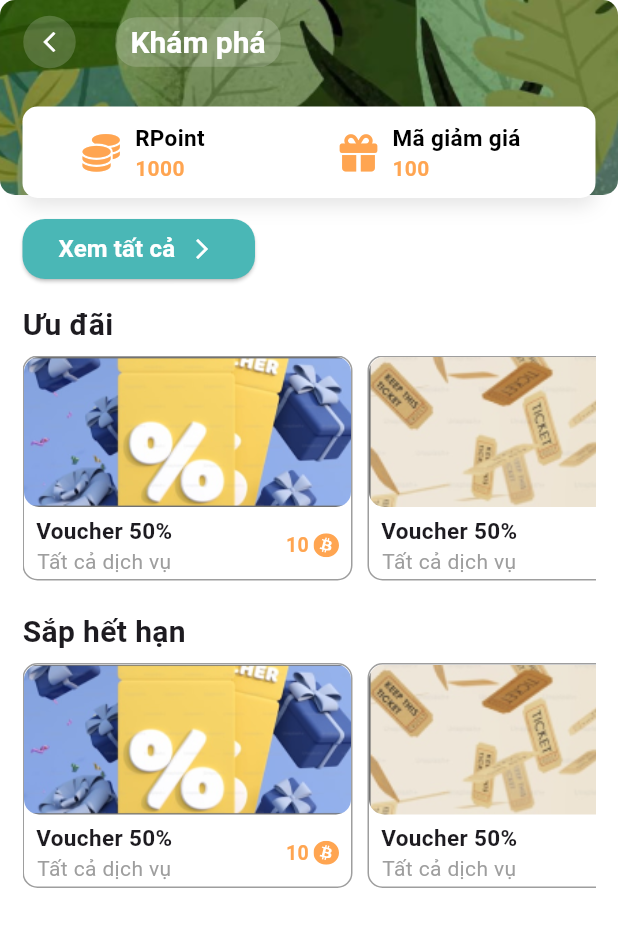
After one commit to KKuyen/SE121_GiupViecApp, a Flutter app: the HomePage screen opened directly, after a tap on "Khám phá", on a phone screen of 412 x 824 dp. The commit adds this screen. Shown: the top 927 px of the screen. Run offline on Flutter 3.47's test engine with Material 3 defaults, Android fonts, the phone set to English and light mode, and no system bars; our stand-ins replace carousel_slider, flutter_svg, font_awesome_flutter, pin_code_fields.

Commit message:
discovery page: done

```diff
--- a/FrontEnd/lib/common/widgets/appbar/app_bar.dart
+++ b/FrontEnd/lib/common/widgets/appbar/app_bar.dart
@@ -8,6 +8,7 @@ class BasicAppbar extends StatelessWidget implements PreferredSizeWidget {
   final bool isHideBackButton;
   final bool isHavePadding;
   final bool isCenter;
+  final bool otherBackButton;
 
   const BasicAppbar(
       {this.title,
@@ -16,6 +17,7 @@ class BasicAppbar extends StatelessWidget implements PreferredSizeWidget {
       this.color,
       this.isHavePadding = false,
       this.isCenter = false,
+      this.otherBackButton = false,
       super.key});
 
   @override
@@ -32,6 +34,25 @@ class BasicAppbar extends StatelessWidget implements PreferredSizeWidget {
         actions: [action ?? Container()],
         leading: isHideBackButton
             ? null
+            : otherBackButton
+                ? IconButton(
+                    icon: Container(
+                      height: 35,
+                      width: 35,
+                      decoration: BoxDecoration(
+                          color: const Color.fromARGB(255, 255, 255, 255)
+                              .withOpacity(0.18),
+                          shape: BoxShape.circle),
+                      child: const Icon(
+                        Icons.arrow_back_ios_new,
+                        size: 16,
+                        color: Color.fromARGB(255, 255, 255, 255),
+                      ),
+                    ),
+                    onPressed: () {
+                      Navigator.of(context).pop();
+                    },
+                  )
                 : IconButton(
                     icon: Container(
                       height: 35,
@@ -41,7 +62,7 @@ class BasicAppbar extends StatelessWidget implements PreferredSizeWidget {
                           shape: BoxShape.circle),
                       child: const Icon(
                         Icons.arrow_back_ios_new,
-                    size: 15,
+                        size: 16,
                         color: Colors.black,
                       ),
                     ),
--- /dev/null
+++ b/FrontEnd/lib/common/widgets/voucher/voucherCard.dart
@@ -0,0 +1,88 @@
+import 'package:flutter/material.dart';
+import 'package:flutter_svg/flutter_svg.dart';
+import 'package:se121_giupviec_app/core/configs/assets/app_vectors.dart';
+import 'package:se121_giupviec_app/core/configs/constants/app_info.dart';
+import 'package:se121_giupviec_app/core/configs/theme/app_colors.dart';
+
+class VoucherCard extends StatelessWidget {
+  final String imageUrl;
+  final String title;
+  final String description;
+  final VoidCallback onPressed;
+
+  const VoucherCard({
+    required this.imageUrl,
+    required this.title,
+    required this.description,
+    required this.onPressed,
+    super.key,
+  });
+
+  @override
+  Widget build(BuildContext context) {
+    return Padding(
+      padding: const EdgeInsets.only(right: 10.0, bottom: AppInfo.main_padding),
+      child: Container(
+        height: 150,
+        width: 220,
+        decoration: const BoxDecoration(
+            border: Border.fromBorderSide(BorderSide(color: Colors.grey)),
+            borderRadius: BorderRadius.all(Radius.circular(10))),
+        child: Column(
+          children: [
+            Container(
+              height: 100,
+              decoration: BoxDecoration(
+                  image: DecorationImage(
+                      image: AssetImage(imageUrl), fit: BoxFit.cover),
+                  borderRadius: const BorderRadius.all(Radius.circular(10))),
+            ),
+            const SizedBox(height: 5),
+            Padding(
+              padding: const EdgeInsets.symmetric(horizontal: 8),
+              child: Row(
+                mainAxisAlignment: MainAxisAlignment.spaceBetween,
+                children: [
+                  Column(
+                    children: [
+                      Text(
+                        title,
+                        style: const TextStyle(
+                            fontSize: 15, fontWeight: FontWeight.bold),
+                      ),
+                      Text(
+                        description,
+                        style:
+                            const TextStyle(fontSize: 14, color: Colors.grey),
+                      ),
+                    ],
+                  ),
+                  Row(
+                    children: [
+                      const Text(
+                        '10',
+                        style: TextStyle(
+                            fontSize: 13,
+                            fontWeight: FontWeight.bold,
+                            color: AppColors.cam_main),
+                      ),
+                      const SizedBox(
+                        width: 3,
+                      ),
+                      SvgPicture.asset(
+                        AppVectors.coin,
+                        color: AppColors.cam_main,
+                        height: 17,
+                        width: 17,
+                      ),
+                    ],
+                  ),
+                ],
+              ),
+            )
+          ],
+        ),
+      ),
+    );
+  }
+}
--- /dev/null
+++ b/FrontEnd/lib/common/widgets/voucher/voucherList.dart
@@ -0,0 +1,45 @@
+import 'package:flutter/material.dart';
+import 'package:se121_giupviec_app/common/widgets/voucher/voucherCard.dart';
+import 'package:se121_giupviec_app/core/configs/assets/app_images.dart';
+import 'package:se121_giupviec_app/core/configs/constants/app_info.dart';
+
+class Vouchers extends StatelessWidget {
+  const Vouchers({
+    super.key,
+  });
+
+  @override
+  Widget build(BuildContext context) {
+    return SingleChildScrollView(
+      scrollDirection: Axis.horizontal,
+      child: Row(
+        children: [
+          VoucherCard(
+            imageUrl: AppImages.voucher1,
+            title: 'Voucher 50%',
+            description: 'Tất cả dịch vụ',
+            onPressed: () {},
+          ),
+          VoucherCard(
+            imageUrl: AppImages.voucher2,
+            title: 'Voucher 50%',
+            description: 'Tất cả dịch vụ',
+            onPressed: () {},
+          ),
+          VoucherCard(
+            imageUrl: AppImages.voucher1,
+            title: 'Voucher 50%',
+            description: 'Tất cả dịch vụ',
+            onPressed: () {},
+          ),
+          VoucherCard(
+            imageUrl: AppImages.voucher2,
+            title: 'Voucher 50%',
+            description: 'Tất cả dịch vụ',
+            onPressed: () {},
+          ),
+        ],
+      ),
+    );
+  }
+}
--- a/FrontEnd/lib/core/configs/assets/app_images.dart
+++ b/FrontEnd/lib/core/configs/assets/app_images.dart
@@ -4,4 +4,5 @@ class AppImages {
   static const String basePath = 'assets/images/';
   static const String voucher1 = '${basePath}voucher1.png';
   static const String voucher2 = '${basePath}voucher2.png';
+  static const String discoveryBanner = '${basePath}discoveryBanner.png';
 }
--- /dev/null
+++ b/FrontEnd/lib/presentation/user/home/discovery.dart
@@ -0,0 +1,237 @@
+import 'package:flutter/cupertino.dart';
+import 'package:flutter/material.dart';
+import 'package:flutter/widgets.dart';
+import 'package:flutter_svg/flutter_svg.dart';
+import 'package:font_awesome_flutter/font_awesome_flutter.dart';
+import 'package:se121_giupviec_app/common/widgets/appbar/app_bar.dart';
+import 'package:se121_giupviec_app/common/widgets/voucher/voucherList.dart';
+import 'package:se121_giupviec_app/core/configs/assets/app_images.dart';
+import 'package:se121_giupviec_app/core/configs/assets/app_vectors.dart';
+import 'package:se121_giupviec_app/core/configs/constants/app_info.dart';
+import 'package:se121_giupviec_app/core/configs/theme/app_colors.dart';
+
+class DiscoveryPage extends StatefulWidget {
+  const DiscoveryPage({super.key});
+
+  @override
+  State<DiscoveryPage> createState() => _DiscoveryPageState();
+}
+
+class _DiscoveryPageState extends State<DiscoveryPage>
+    with SingleTickerProviderStateMixin {
+  late TabController _tabController;
+  @override
+  void initState() {
+    super.initState();
+    _tabController = TabController(length: 4, vsync: this);
+  }
+
+  @override
+  void dispose() {
+    _tabController.dispose();
+    super.dispose();
+  }
+
+  @override
+  Widget build(BuildContext context) {
+    return Stack(children: [
+      Container(
+        height: double.infinity,
+        width: double.infinity,
+        decoration: const BoxDecoration(
+          color: Colors.white,
+        ),
+      ),
+      Container(
+        height: 130,
+        width: double.infinity,
+        decoration: const BoxDecoration(
+            image: DecorationImage(
+                image: AssetImage(AppImages.discoveryBanner),
+                fit: BoxFit.cover),
+            borderRadius: BorderRadius.all(Radius.circular(10))),
+      ),
+      Scaffold(
+        backgroundColor: Colors.transparent, // Đặt nền của Scaffold trong suốt
+
+        appBar: BasicAppbar(
+          otherBackButton: true,
+          title: Container(
+            decoration: BoxDecoration(
+              color: Colors.white.withOpacity(0.18),
+              borderRadius: BorderRadius.circular(14),
+            ),
+            child: const Padding(
+              padding: EdgeInsets.only(left: 10, right: 10, top: 4, bottom: 4),
+              child: Text('Khám phá',
+                  style: TextStyle(
+                    color: Color.fromARGB(255, 255, 255, 255),
+                    fontSize: 20,
+                    fontWeight: FontWeight.bold,
+                  )),
+            ),
+          ),
+          isHideBackButton: false,
+        ),
+        body: Padding(
+          padding: const EdgeInsets.all(AppInfo.main_padding),
+          child: SingleChildScrollView(
+            child: SingleChildScrollView(
+              child: Column(
+                crossAxisAlignment: CrossAxisAlignment.start,
+                children: [
+                  const _financeCard(),
+                  const SizedBox(
+                    height: 10,
+                  ),
+                  ElevatedButton(
+                    onPressed: () => {},
+                    style: ElevatedButton.styleFrom(
+                      backgroundColor: AppColors.xanh_main,
+                      fixedSize: const Size(155, 40),
+                      shape: RoundedRectangleBorder(
+                        borderRadius: BorderRadius.circular(15),
+                      ),
+                    ),
+                    child: const Row(
+                      children: [
+                        Text(
+                          'Xem tất cả',
+                          style: TextStyle(
+                              color: Colors.white,
+                              fontSize: 16,
+                              fontWeight: FontWeight.w600),
+                        ),
+                        SizedBox(
+                          width: 10,
+                        ),
+                        Icon(
+                          Icons.arrow_forward_ios,
+                          color: Colors.white,
+                          size: 16,
+                        )
+                      ],
+                    ),
+                  ),
+                  const SizedBox(
+                    height: 12,
+                  ),
+                  const Text(
+                    'Ưu đãi',
+                    style: TextStyle(fontSize: 20, fontWeight: FontWeight.bold),
+                  ),
+                  const SizedBox(
+                    height: 6,
+                  ),
+                  const Vouchers(),
+                  const SizedBox(
+                    height: 5,
+                  ),
+                  const Text(
+                    'Sắp hết hạn',
+                    style: TextStyle(fontSize: 20, fontWeight: FontWeight.bold),
+                  ),
+                  const SizedBox(
+                    height: 6,
+                  ),
+                  const Vouchers(),
+                ],
+              ),
+            ),
+          ),
+        ),
+      ),
+    ]);
+  }
+}
+
+class _financeCard extends StatelessWidget {
+  const _financeCard({
+    super.key,
+  });
+
+  @override
+  Widget build(BuildContext context) {
+    return Container(
+      decoration: BoxDecoration(
+        color: Colors.white,
+        borderRadius: BorderRadius.circular(10),
+        boxShadow: [
+          BoxShadow(
+            color: Colors.black.withOpacity(0.1),
+            blurRadius: 10,
+            offset: const Offset(0, 5),
+          ),
+        ],
+      ),
+      child: const Row(
+        mainAxisAlignment: MainAxisAlignment.spaceAround,
+        children: [
+          _finaceChild(
+            icon: Icon(
+              FontAwesomeIcons.coins,
+              color: AppColors.cam_main,
+              size: 25,
+            ),
+            title: 'RPoint',
+            value: 1000,
+          ),
+          _finaceChild(
+            icon: Icon(
+              FontAwesomeIcons.gift,
+              color: AppColors.cam_main,
+              size: 25,
+            ),
+            title: 'Mã giảm giá',
+            value: 100,
+          )
+        ],
+      ),
+    );
+  }
+}
+
+class _finaceChild extends StatelessWidget {
+  final Icon icon;
+  final String title;
+  final int value;
+  const _finaceChild({
+    required this.icon,
+    required this.title,
+    required this.value,
+    super.key,
+  });
+
+  @override
+  Widget build(BuildContext context) {
+    return Row(
+      children: [
+        icon,
+        Padding(
+          padding: const EdgeInsets.all(10),
+          child: Column(
+            crossAxisAlignment: CrossAxisAlignment.start,
+            children: [
+              Text(
+                title,
+                style: const TextStyle(
+                  color: Colors.black,
+                  fontSize: 15,
+                  fontWeight: FontWeight.bold,
+                ),
+              ),
+              Text(
+                value.toString(),
+                style: const TextStyle(
+                  color: AppColors.cam_main,
+                  fontSize: 14,
+                  fontWeight: FontWeight.bold,
+                ),
+              ),
+            ],
+          ),
+        ),
+      ],
+    );
+  }
+}
--- a/FrontEnd/lib/presentation/user/home/home.dart
+++ b/FrontEnd/lib/presentation/user/home/home.dart
@@ -4,11 +4,13 @@ import 'package:flutter/widgets.dart';
 import 'package:flutter_svg/flutter_svg.dart';
 import 'package:font_awesome_flutter/font_awesome_flutter.dart';
 import 'package:se121_giupviec_app/common/widgets/appbar/app_bar.dart';
+import 'package:se121_giupviec_app/common/widgets/voucher/voucherList.dart';
 import 'package:se121_giupviec_app/core/configs/assets/app_images.dart';
 import 'package:se121_giupviec_app/core/configs/assets/app_vectors.dart';
 import 'package:se121_giupviec_app/core/configs/constants/app_info.dart';
 import 'package:se121_giupviec_app/core/configs/theme/app_colors.dart';
 import 'package:carousel_slider/carousel_slider.dart';
+import 'package:se121_giupviec_app/presentation/user/home/discovery.dart';
 
 class HomePage extends StatefulWidget {
   const HomePage({super.key});
@@ -56,17 +58,17 @@ class _HomePageState extends State<HomePage>
           onPressed: () {},
         ),
       ),
-      body: const SingleChildScrollView(
+      body: SingleChildScrollView(
         child: SingleChildScrollView(
           child: Column(
             children: [
-              _position(),
-              _search(),
-              _banner(),
-              SizedBox(
+              const _position(),
+              const _search(),
+              const _banner(),
+              const SizedBox(
                 height: 16,
               ),
-              Align(
+              const Align(
                 alignment: Alignment.centerLeft,
                 child: Padding(
                   padding: EdgeInsets.only(left: AppInfo.main_padding),
@@ -76,16 +78,16 @@ class _HomePageState extends State<HomePage>
                   ),
                 ),
               ),
-              SizedBox(
+              const SizedBox(
                 height: 8,
               ),
-              _services(),
-              SizedBox(
+              const _services(),
+              const SizedBox(
                 height: 19,
               ),
               Row(
                 children: [
-                  Padding(
+                  const Padding(
                     padding: EdgeInsets.only(left: AppInfo.main_padding),
                     child: Text(
                       'Ưu đãi',
@@ -93,23 +95,35 @@ class _HomePageState extends State<HomePage>
                           TextStyle(fontSize: 20, fontWeight: FontWeight.bold),
                     ),
                   ),
-                  Spacer(),
+                  const Spacer(),
                   Padding(
-                    padding: EdgeInsets.only(right: 15),
-                    child: Text(
-                      'Khám phá',
-                      style: TextStyle(
-                          fontSize: 16,
-                          fontWeight: FontWeight.bold,
-                          color: AppColors.cam_main),
+                    padding: const EdgeInsets.only(right: 15),
+                    child: GestureDetector(
+                      onTap: () {
+                        Navigator.push(
+                          context,
+                          MaterialPageRoute(
+                              builder: (context) => const DiscoveryPage()),
+                        );
+                      },
+                      child: const Text(
+                        'Khám phá',
+                        style: TextStyle(
+                            fontSize: 16,
+                            fontWeight: FontWeight.bold,
+                            color: AppColors.cam_main),
+                      ),
                     ),
                   ),
                 ],
               ),
-              SizedBox(
+              const SizedBox(
                 height: 8,
               ),
-              _vouchers(),
+              const Padding(
+                padding: EdgeInsets.symmetric(horizontal: AppInfo.main_padding),
+                child: Vouchers(),
+              ),
             ],
           ),
         ),
@@ -293,130 +307,3 @@ class _position extends StatelessWidget {
     );
   }
 }
-
-class _vouchers extends StatelessWidget {
-  const _vouchers({
-    super.key,
-  });
-
-  @override
-  Widget build(BuildContext context) {
-    return Padding(
-      padding: const EdgeInsets.symmetric(horizontal: AppInfo.main_padding),
-      child: SingleChildScrollView(
-        scrollDirection: Axis.horizontal,
-        child: Row(
-          children: [
-            _VoucherCard(
-              imageUrl: AppImages.voucher1,
-              title: 'Voucher 50%',
-              description: 'Tất cả dịch vụ',
-              onPressed: () {},
-            ),
-            _VoucherCard(
-              imageUrl: AppImages.voucher2,
-              title: 'Voucher 50%',
-              description: 'Tất cả dịch vụ',
-              onPressed: () {},
-            ),
-            _VoucherCard(
-              imageUrl: AppImages.voucher1,
-              title: 'Voucher 50%',
-              description: 'Tất cả dịch vụ',
-              onPressed: () {},
-            ),
-            _VoucherCard(
-              imageUrl: AppImages.voucher2,
-              title: 'Voucher 50%',
-              description: 'Tất cả dịch vụ',
-              onPressed: () {},
-            ),
-          ],
-        ),
-      ),
-    );
-  }
-}
-
-class _VoucherCard extends StatelessWidget {
-  final String imageUrl;
-  final String title;
-  final String description;
-  final VoidCallback onPressed;
-
-  const _VoucherCard({
-    required this.imageUrl,
-    required this.title,
-    required this.description,
-    required this.onPressed,
-    super.key,
-  });
-
-  @override
-  Widget build(BuildContext context) {
-    return Padding(
-      padding: const EdgeInsets.only(right: 10.0, bottom: AppInfo.main_padding),
-      child: Container(
-        height: 150,
-        width: 220,
-        decoration: const BoxDecoration(
-            border: Border.fromBorderSide(BorderSide(color: Colors.grey)),
-            borderRadius: BorderRadius.all(Radius.circular(10))),
-        child: Column(
-          children: [
-            Container(
-              height: 100,
-              decoration: BoxDecoration(
-                  image: DecorationImage(
-                      image: AssetImage(imageUrl), fit: BoxFit.cover),
-                  borderRadius: const BorderRadius.all(Radius.circular(10))),
-            ),
-            const SizedBox(height: 5),
-            Padding(
-              padding: const EdgeInsets.symmetric(horizontal: 8),
-              child: Row(
-                mainAxisAlignment: MainAxisAlignment.spaceBetween,
-                children: [
-                  Column(
-                    children: [
-                      Text(
-                        title,
-                        style: const TextStyle(
-                            fontSize: 15, fontWeight: FontWeight.bold),
-                      ),
-                      Text(
-                        description,
-                        style:
-                            const TextStyle(fontSize: 14, color: Colors.grey),
-                      ),
-                    ],
-                  ),
-                  Row(
-                    children: [
-                      const Text(
-                        '10',
-                        style: TextStyle(
-                            fontSize: 13,
-                            fontWeight: FontWeight.bold,
-                            color: AppColors.cam_main),
-                      ),
-                      const SizedBox(
-                        width: 3,
-                      ),
-                      SvgPicture.asset(
-                        AppVectors.coin,
-                        color: AppColors.cam_main,
-                        height: 17,
-                        width: 17,
-                      ),
-                    ],
-                  ),
-                ],
-              ),
-            )
-          ],
-        ),
-      ),
-    );
-  }
-}
```
Also changed, not shown: FrontEnd/assets/images/discoveryBanner.png (added). Lines whose indentation alone changed are shown as unchanged.
